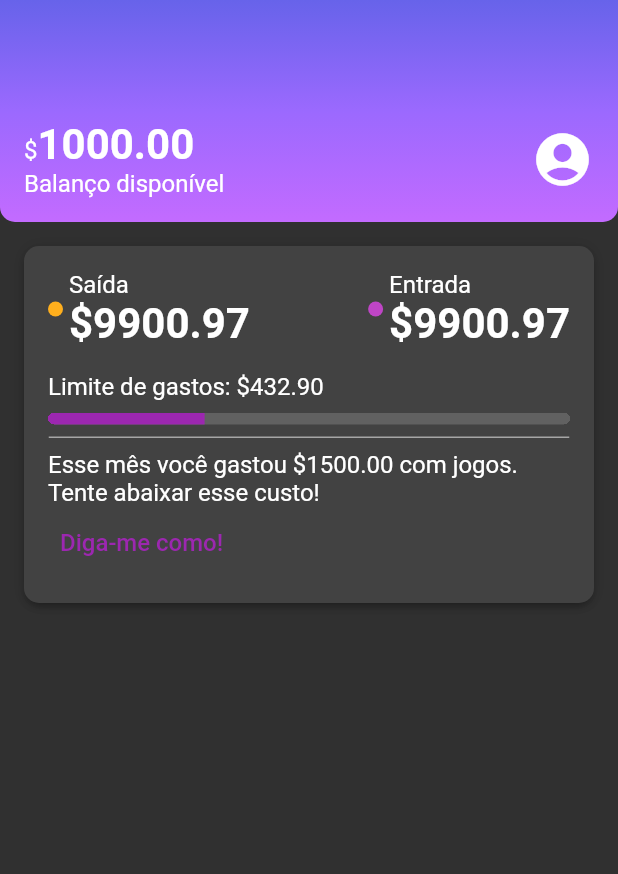
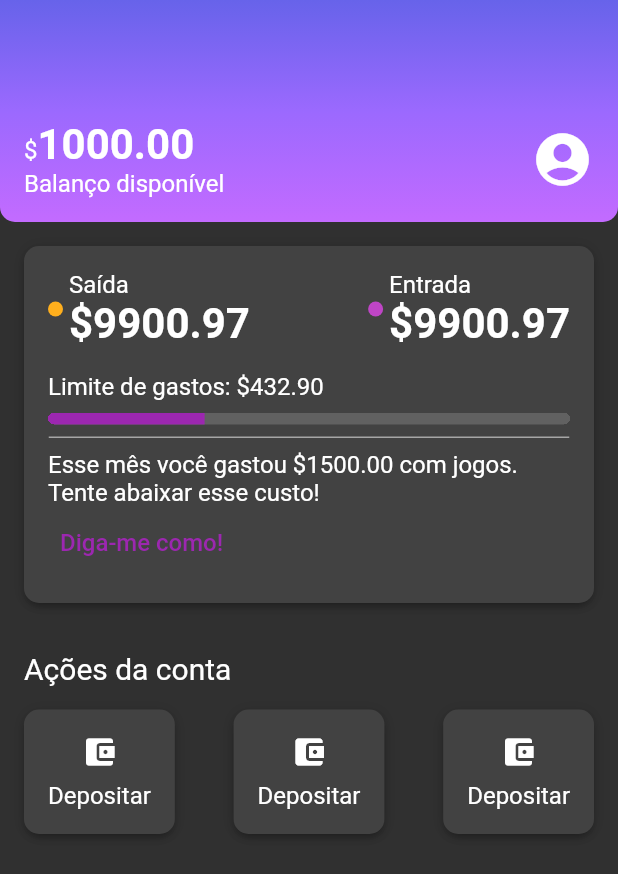
Before and after one commit to alura-cursos/curso_estilizacao, a Flutter app: the screen it shows after launch, on a phone screen of 412 x 824 dp. Shown: the top 874 px of the screen. Run offline on Flutter 3.47's test engine with Material 2 defaults, Android fonts, the light colour scheme and no system bars.

Commit message:
vídeo 5.5

```diff
--- /dev/null
+++ b/lib/components/sections/account_actions.dart
@@ -0,0 +1,64 @@
+import 'package:alubank/components/box_card.dart';
+import 'package:flutter/material.dart';
+
+class AccountActions extends StatelessWidget {
+const AccountActions({ Key? key }) : super(key: key);
+
+  @override
+  Widget build(BuildContext context){
+    return Padding(
+      padding: const EdgeInsets.all(16),
+      child: Column(
+        crossAxisAlignment: CrossAxisAlignment.start,
+        children: [
+          Padding(
+            padding: const EdgeInsets.only(bottom: 16.0),
+            child: Text('Ações da conta', style: Theme.of(context).textTheme.titleMedium,),
+          ),
+          Row(
+            mainAxisAlignment: MainAxisAlignment.spaceBetween,
+            children: [
+              BoxCard(
+                boxContent: _AccountActionsContent(
+                  icon: Icon(Icons.account_balance_wallet),
+                  text: 'Depositar',
+                ),
+              ),
+              BoxCard(
+                boxContent: _AccountActionsContent(
+                  icon: Icon(Icons.account_balance_wallet),
+                  text: 'Depositar',
+                ),
+              ),
+              BoxCard(
+                boxContent: _AccountActionsContent(
+                  icon: Icon(Icons.account_balance_wallet),
+                  text: 'Depositar',
+                ),
+              ),
+            ],
+          ),
+        ],
+      ),
+    );
+  }
+}
+
+class _AccountActionsContent extends StatelessWidget {
+final Icon icon;
+final String text;
+const _AccountActionsContent({ Key? key, required this.icon, required this.text }) : super(key: key);
+
+  @override
+  Widget build(BuildContext context){
+    return Column(
+      children: [
+        Padding(
+          padding: const EdgeInsets.only(bottom: 8.0),
+          child: icon,
+        ),
+        Text(text),
+      ],
+    );
+  }
+}
--- a/lib/screens/home.dart
+++ b/lib/screens/home.dart
@@ -1,6 +1,7 @@
 import 'package:alubank/components/box_card.dart';
 import 'package:alubank/components/color_dot.dart';
 import 'package:alubank/components/content_division.dart';
+import 'package:alubank/components/sections/account_actions.dart';
 import 'package:alubank/components/sections/header.dart';
 import 'package:alubank/components/sections/recent_activity.dart';
 import 'package:alubank/themes/theme_colors.dart';
@@ -15,6 +16,7 @@
       children: <Widget>[
         Header(),
         RecentActivity(),
+        AccountActions(),
       ],
     ),);
   }
--- a/lib/themes/my_theme.dart
+++ b/lib/themes/my_theme.dart
@@ -13,5 +13,9 @@
       fontSize: 28,
       fontWeight: FontWeight.bold,
     ),
+    titleMedium: TextStyle(
+      fontSize: 20,
+      fontWeight: FontWeight.normal,
+    ),
   ),
 );
```
